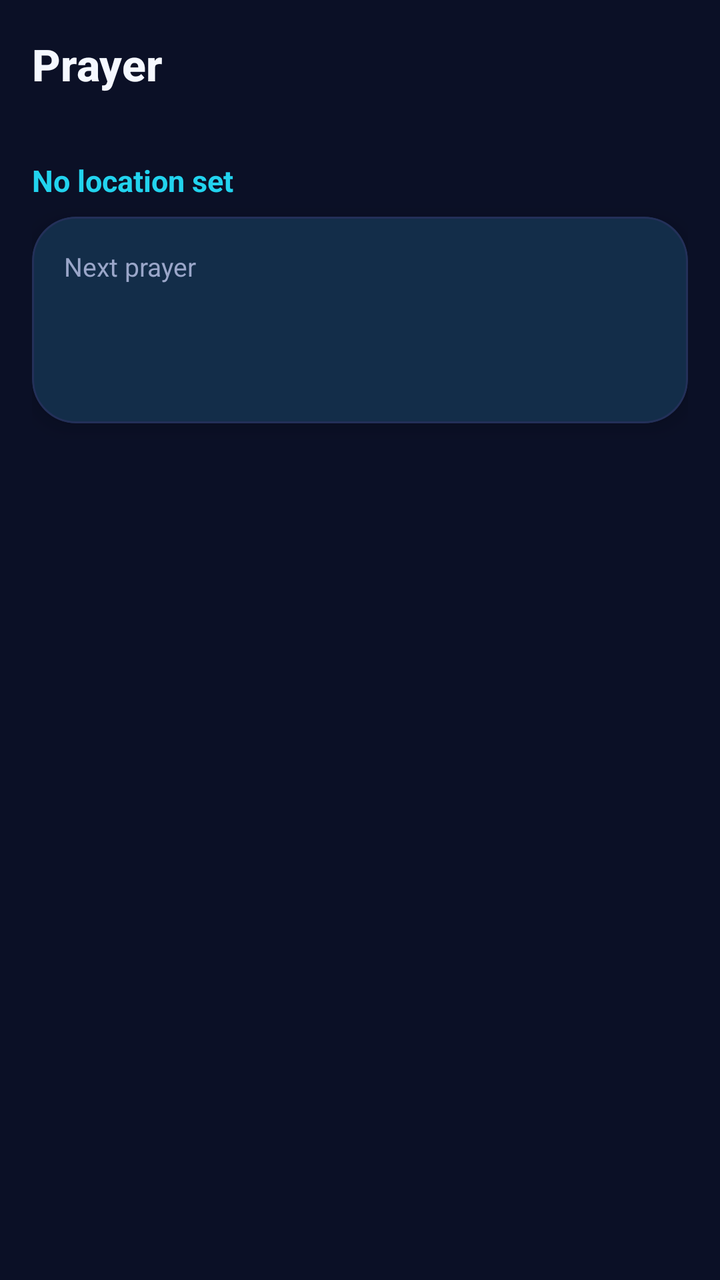
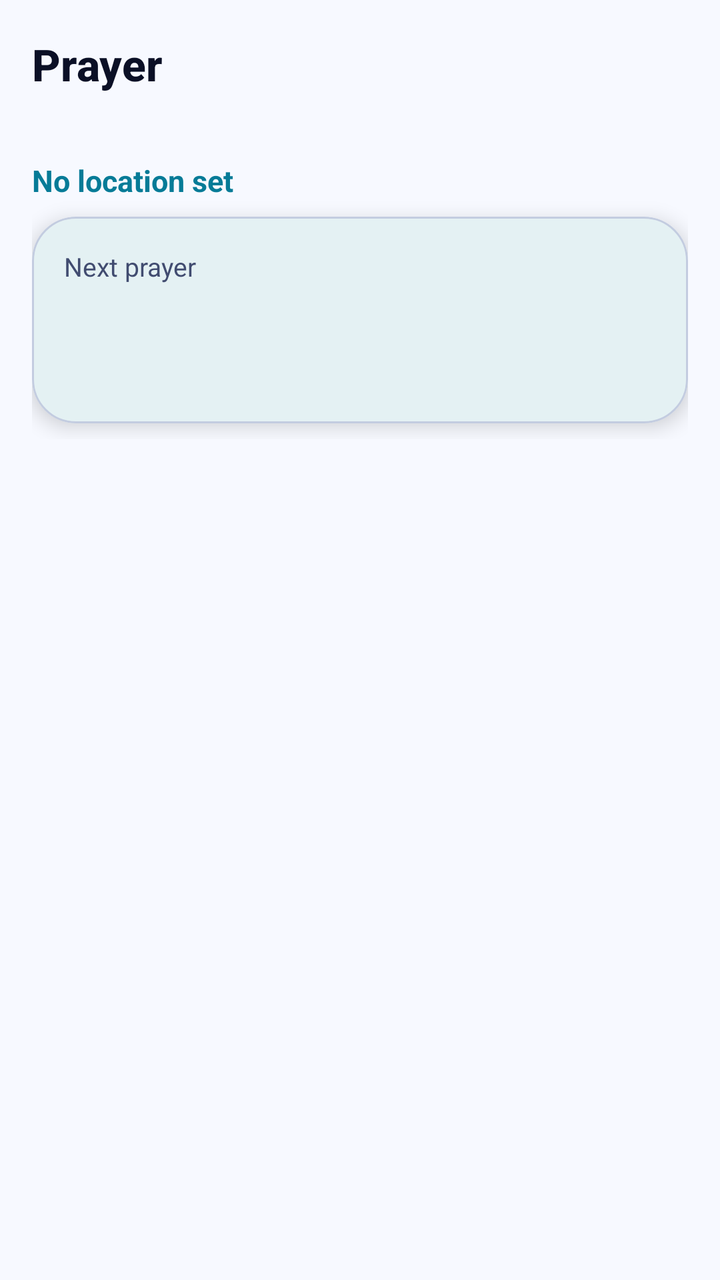

The first picture is an Android layout as it rendered before a commit; the second is the same layout after the commit. The layout source and the unified diff follow.
<!-- AndroidManifest.xml: application theme Theme.SHSCalendar -->
<!-- res/layout/activity_prayer.xml -->
<?xml version="1.0" encoding="utf-8"?>
<LinearLayout xmlns:android="http://schemas.android.com/apk/res/android"
    xmlns:app="http://schemas.android.com/apk/res-auto"
    android:layout_width="match_parent"
    android:layout_height="match_parent"
    android:background="@color/shs_night"
    android:orientation="vertical">

    <com.google.android.material.appbar.MaterialToolbar
        android:id="@+id/prayer_toolbar"
        style="@style/SHS.TopBar"
        android:layout_width="match_parent"
        android:layout_height="wrap_content"
        app:title="@string/nav_prayer" />

    <androidx.core.widget.NestedScrollView
        android:layout_width="match_parent"
        android:layout_height="match_parent"
        android:clipToPadding="false"
        android:paddingBottom="@dimen/shs_bottom_nav_height">

        <LinearLayout
            android:layout_width="match_parent"
            android:layout_height="wrap_content"
            android:orientation="vertical"
            android:padding="@dimen/shs_screen_padding">

            
            <LinearLayout
                android:layout_width="match_parent"
                android:layout_height="wrap_content"
                android:gravity="center_vertical"
                android:orientation="horizontal">

                <TextView
                    android:id="@+id/prayer_location_label"
                    style="@style/SHS.Text.Accent"
                    android:layout_width="0dp"
                    android:layout_height="wrap_content"
                    android:layout_weight="1"
                    android:text="@string/prayer_no_location" />

                <TextView
                    android:id="@+id/prayer_method_summary"
                    style="@style/SHS.Text.Caption"
                    android:layout_width="wrap_content"
                    android:layout_height="wrap_content" />
            </LinearLayout>

            
            <com.google.android.material.card.MaterialCardView
                style="@style/SHS.Card"
                android:layout_width="match_parent"
                android:layout_height="wrap_content"
                android:layout_marginTop="@dimen/shs_space_xs">

                <LinearLayout
                    android:layout_width="match_parent"
                    android:layout_height="wrap_content"
                    android:orientation="vertical"
                    android:padding="@dimen/shs_space_md">

                    <TextView
                        android:layout_width="wrap_content"
                        android:layout_height="wrap_content"
                        android:text="@string/prayer_next"
                        android:textAppearance="@style/SHS.Text.Caption" />

                    <LinearLayout
                        android:layout_width="match_parent"
                        android:layout_height="wrap_content"
                        android:gravity="center_vertical"
                        android:orientation="horizontal">

                        <TextView
                            android:id="@+id/prayer_next_name"
                            android:layout_width="0dp"
                            android:layout_height="wrap_content"
                            android:layout_weight="1"
                            android:textAppearance="@style/SHS.Text.Title"
                            android:textStyle="bold" />

                        <TextView
                            android:id="@+id/prayer_next_time"
                            android:layout_width="wrap_content"
                            android:layout_height="wrap_content"
                            android:textAppearance="@style/SHS.Text.Subtitle" />
                    </LinearLayout>

                    <TextView
                        android:id="@+id/prayer_countdown"
                        android:layout_width="wrap_content"
                        android:layout_height="wrap_content"
                        android:layout_marginTop="4dp"
                        android:textAppearance="@style/SHS.Text.Body"
                        android:textColor="@color/shs_cyan" />
                </LinearLayout>
            </com.google.android.material.card.MaterialCardView>

            
            <LinearLayout
                android:id="@+id/prayer_empty_state"
                android:layout_width="match_parent"
                android:layout_height="wrap_content"
                android:layout_marginTop="@dimen/shs_space_md"
                android:background="@drawable/bg_card"
                android:orientation="vertical"
                android:padding="@dimen/shs_space_md"
                android:visibility="gone">

                <TextView
                    android:layout_width="match_parent"
                    android:layout_height="wrap_content"
                    android:gravity="center"
                    android:text="@string/prayer_empty_location"
                    android:textAppearance="@style/SHS.Text.Body" />

                <Button
                    android:id="@+id/prayer_set_location"
                    android:layout_width="wrap_content"
                    android:layout_height="wrap_content"
                    android:layout_gravity="center_horizontal"
                    android:layout_marginTop="@dimen/shs_space_xs"
                    android:text="@string/prayer_set_location" />
            </LinearLayout>

            
            <LinearLayout
                android:id="@+id/prayer_times_list"
                android:layout_width="match_parent"
                android:layout_height="wrap_content"
                android:layout_marginTop="@dimen/shs_space_xs"
                android:orientation="vertical" />
        </LinearLayout>
    </androidx.core.widget.NestedScrollView>
</LinearLayout>
<!-- resources referenced by this layout -->
<resources>
  <color name="shs_cyan">#22D3EE</color>
  <color name="shs_night">#0B1026</color>
  <dimen name="shs_bottom_nav_height">68dp</dimen>
  <dimen name="shs_screen_padding">16dp</dimen>
  <dimen name="shs_space_md">16dp</dimen>
  <dimen name="shs_space_xs">8dp</dimen>
  <string name="nav_prayer">Prayer</string>
  <string name="prayer_empty_location">Set a location to calculate prayer times.</string>
  <string name="prayer_next">Next prayer</string>
  <string name="prayer_no_location">No location set</string>
  <string name="prayer_set_location">Set location</string>
  <style name="SHS.Text.Body" parent="TextAppearance.AppCompat.Body1">
          <item name="android:textSize">@dimen/shs_text_body</item>
          <item name="android:textColor">@color/shs_text_secondary</item>
      </style>
  <style name="SHS.Text.Subtitle" parent="TextAppearance.AppCompat.Medium">
          <item name="android:textSize">@dimen/shs_text_subtitle</item>
          <item name="android:textColor">@color/shs_text_primary</item>
      </style>
  <style name="Theme.SHSCalendar" parent="Theme.Material3.Dark.NoActionBar">
          <item name="colorPrimary">@color/shs_cyan</item>
          <item name="colorOnPrimary">@color/shs_text_on_accent</item>
          <item name="colorPrimaryContainer">@color/shs_cyan_deep</item>
          <item name="colorOnPrimaryContainer">@color/shs_text_primary</item>
  
          <item name="colorSecondary">@color/shs_teal</item>
          <item name="colorOnSecondary">@color/shs_text_on_accent</item>
          <item name="colorSecondaryContainer">@color/shs_teal_deep</item>
          <item name="colorOnSecondaryContainer">@color/shs_text_primary</item>
  
          <item name="colorTertiary">@color/shs_indigo</item>
          <item name="colorOnTertiary">@color/shs_text_on_accent</item>
  
          <item name="colorError">@color/shs_danger</item>
          <item name="colorOnError">@color/shs_text_on_accent</item>
  
          <item name="android:colorBackground">@color/shs_night</item>
          <item name="colorSurface">@color/shs_surface</item>
          <item name="colorSurfaceVariant">@color/shs_surface_high</item>
          <item name="colorOnSurface">@color/shs_text_primary</item>
          <item name="colorOnSurfaceVariant">@color/shs_text_secondary</item>
          <item name="colorOutline">@color/shs_stroke</item>
  
          <item name="android:statusBarColor">@color/shs_night</item>
          <item name="android:navigationBarColor">@color/shs_nav_bg</item>
          <item name="android:windowBackground">@color/shs_night</item>
          <item name="android:textColorPrimary">@color/shs_text_primary</item>
          <item name="android:textColorSecondary">@color/shs_text_secondary</item>
          <item name="android:textColorHint">@color/shs_text_muted</item>
  
          <item name="materialAlertDialogTheme">@style/Theme.SHSCalendar.Dialog</item>
      </style>
  <color name="shs_surface">#121A36</color>
  <color name="shs_stroke">#243059</color>
  <dimen name="shs_radius_card">22dp</dimen>
  <dimen name="shs_elevation_card">6dp</dimen>
  <dimen name="shs_text_body">15sp</dimen>
  <color name="shs_text_secondary">#9AA6C9</color>
  <dimen name="shs_text_caption">13sp</dimen>
  <dimen name="shs_text_subtitle">18sp</dimen>
  <color name="shs_text_primary">#F5F8FF</color>
  <dimen name="shs_text_title">22sp</dimen>
  <color name="shs_text_on_accent">#06121F</color>
  <color name="shs_cyan_deep">#067B97</color>
  <color name="shs_teal">#2DD4BF</color>
  <color name="shs_teal_deep">#1B7F73</color>
  <color name="shs_indigo">#818CF8</color>
  <color name="shs_danger">#FB7185</color>
  <color name="shs_surface_high">#1A2447</color>
  <color name="shs_nav_bg">#0D132C</color>
  <color name="shs_text_muted">#7886BA</color>
  <style name="ShapeAppearance.SHSCalendar.Large" parent="ShapeAppearance.Material3.Corner.Large">
          <item name="cornerSize">@dimen/shs_radius_card</item>
      </style>
  <!-- unchanged entries left out for length: 7 -->
</resources>

<!-- the commit's change to res/layout/activity_prayer.xml (unified diff, before → after) -->
@@ -3,7 +3,7 @@
     xmlns:app="http://schemas.android.com/apk/res-auto"
     android:layout_width="match_parent"
     android:layout_height="match_parent"
-    android:background="@color/shs_night"
+    android:background="?android:attr/colorBackground"
     android:orientation="vertical">
 
     <com.google.android.material.appbar.MaterialToolbar
<!-- resource entries referenced after the edit -->
@@ -1,7 +1,8 @@
 <!-- resources referenced by this layout -->
 <resources>
-  <color name="shs_cyan">#22D3EE</color>
-  <color name="shs_night">#0B1026</color>
+  <color name="shs_cyan">#067B97</color>
+  <color name="shs_night">#F7F9FF</color>
+  <style name="Theme.SHSParent" parent="Theme.Material3.Light.NoActionBar" />
   <dimen name="shs_bottom_nav_height">68dp</dimen>
   <dimen name="shs_screen_padding">16dp</dimen>
   <dimen name="shs_space_md">16dp</dimen>
@@ -19,7 +20,7 @@
           <item name="android:textSize">@dimen/shs_text_subtitle</item>
           <item name="android:textColor">@color/shs_text_primary</item>
       </style>
-  <style name="Theme.SHSCalendar" parent="Theme.Material3.Dark.NoActionBar">
+  <style name="Theme.SHSCalendar" parent="Theme.SHSParent">
           <item name="colorPrimary">@color/shs_cyan</item>
           <item name="colorOnPrimary">@color/shs_text_on_accent</item>
           <item name="colorPrimaryContainer">@color/shs_cyan_deep</item>
@@ -52,25 +53,25 @@
   
           <item name="materialAlertDialogTheme">@style/Theme.SHSCalendar.Dialog</item>
       </style>
-  <color name="shs_surface">#121A36</color>
-  <color name="shs_stroke">#243059</color>
+  <color name="shs_surface">#FFFFFF</color>
+  <color name="shs_stroke">#C3CCE0</color>
   <dimen name="shs_radius_card">22dp</dimen>
   <dimen name="shs_elevation_card">6dp</dimen>
   <dimen name="shs_text_body">15sp</dimen>
-  <color name="shs_text_secondary">#9AA6C9</color>
+  <color name="shs_text_secondary">#414C70</color>
   <dimen name="shs_text_caption">13sp</dimen>
   <dimen name="shs_text_subtitle">18sp</dimen>
-  <color name="shs_text_primary">#F5F8FF</color>
+  <color name="shs_text_primary">#0B1026</color>
   <dimen name="shs_text_title">22sp</dimen>
-  <color name="shs_text_on_accent">#06121F</color>
-  <color name="shs_cyan_deep">#067B97</color>
-  <color name="shs_teal">#2DD4BF</color>
-  <color name="shs_teal_deep">#1B7F73</color>
-  <color name="shs_indigo">#818CF8</color>
-  <color name="shs_danger">#FB7185</color>
-  <color name="shs_surface_high">#1A2447</color>
-  <color name="shs_nav_bg">#0D132C</color>
-  <color name="shs_text_muted">#7886BA</color>
+  <color name="shs_text_on_accent">#FFFFFF</color>
+  <color name="shs_cyan_deep">#CDEDF5</color>
+  <color name="shs_teal">#0F766E</color>
+  <color name="shs_teal_deep">#CFF3EE</color>
+  <color name="shs_indigo">#4F46E5</color>
+  <color name="shs_danger">#BE123C</color>
+  <color name="shs_surface_high">#EEF2FB</color>
+  <color name="shs_nav_bg">#FFFFFF</color>
+  <color name="shs_text_muted">#5A6486</color>
   <style name="ShapeAppearance.SHSCalendar.Large" parent="ShapeAppearance.Material3.Corner.Large">
           <item name="cornerSize">@dimen/shs_radius_card</item>
       </style>
